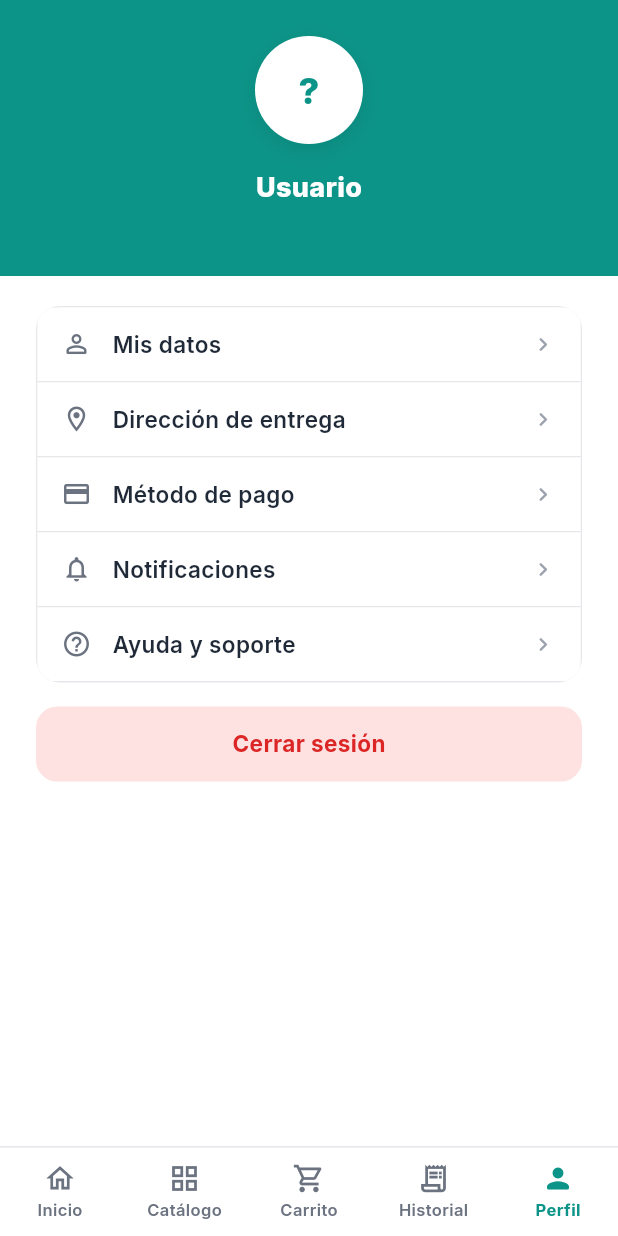
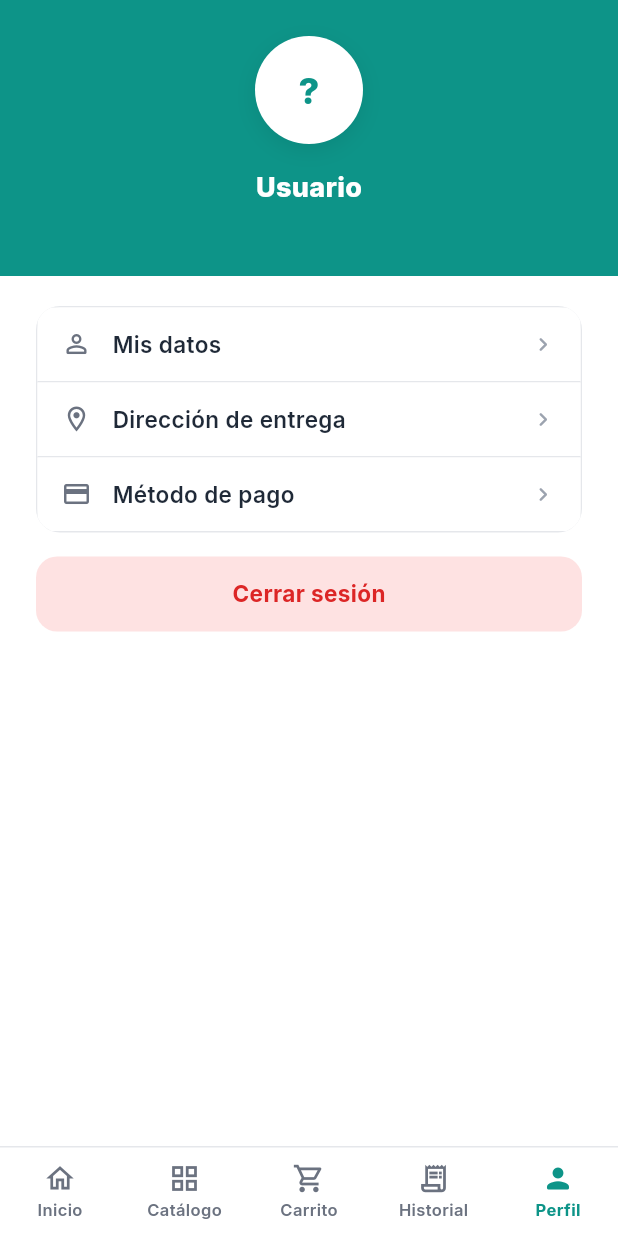
Before and after one commit to Gastonaso15/farmayopin, a Flutter app: the ProfileScreen screen opened directly with empty values, on a phone screen of 412 x 824 dp. Run offline on Flutter 3.47's test engine with Material 3 defaults, Android fonts, the phone set to English and light mode, and no system bars; our stand-ins replace google_fonts, image_picker; network calls fail.

Commit message:
refactor: remove profile menu items and add test pump delay

```diff
--- a/lib/features/profile/presentation/screens/profile_screen.dart
+++ b/lib/features/profile/presentation/screens/profile_screen.dart
@@ -39,8 +39,6 @@ class _ProfileScreenState extends State<ProfileScreen> {
     (Icons.person_outline_rounded, 'Mis datos'),
     (Icons.location_on_outlined, 'Dirección de entrega'),
     (Icons.credit_card_outlined, 'Método de pago'),
-    (Icons.notifications_outlined, 'Notificaciones'),
-    (Icons.help_outline_rounded, 'Ayuda y soporte'),
   ];
 
   @override
@@ -213,10 +211,7 @@ class _ProfileScreenState extends State<ProfileScreen> {
                   border: i == _menuItems.length - 1
                       ? null
                       : const Border(
-                          bottom: BorderSide(
-                            width: 1,
-                            color: AppColors.border,
-                          ),
+                          bottom: BorderSide(width: 1, color: AppColors.border),
                         ),
                 ),
                 child: Row(
```
Also changed, not shown: 1 other file.
